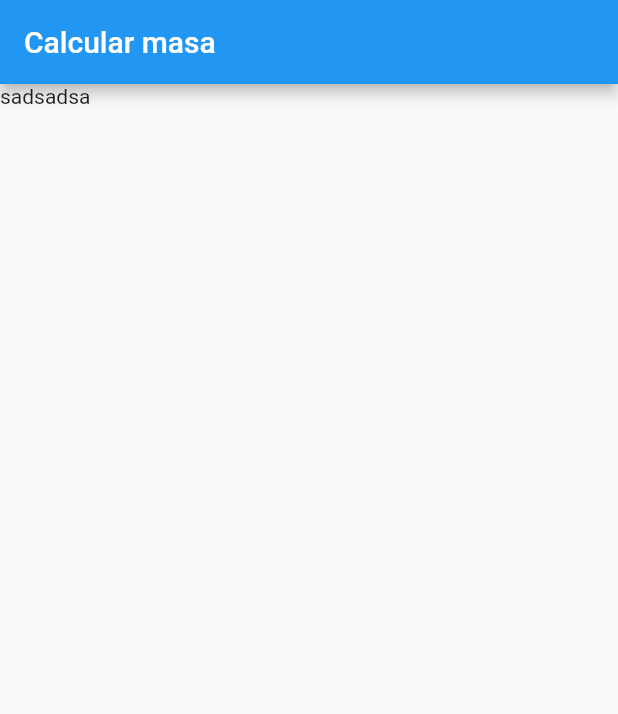
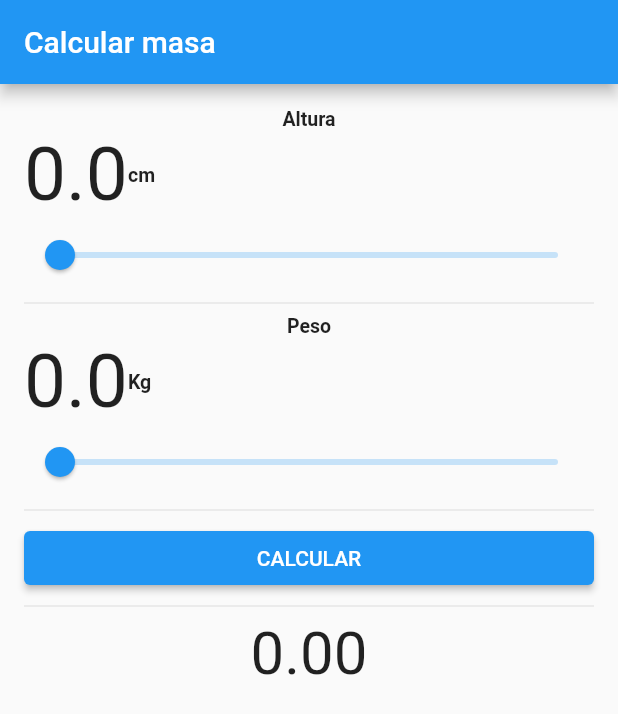
Before and after one commit to flinares610/calcularmasa, a Flutter app: the screen it shows after launch, on a phone screen of 412 x 824 dp. Shown: the top 714 px of the screen. Run offline on Flutter 3.47's test engine with Material 2 defaults, Android fonts, the phone set to English and light mode, and no system bars.

Commit message:
SE REALIZA TODA LA PARTE DE LOGICA

```diff
--- a/lib/main.dart
+++ b/lib/main.dart
@@ -15,6 +15,47 @@ class CalculoMasa extends StatefulWidget {
 }
 
 class _CalculoMasaState extends State<CalculoMasa> {
+  double inAltura = 0;
+  double inKg = 0;
+  double Sumatotal = 0;
+  String tipoPeso = "";
+  String infoPeso = "";
+  bool mostrarImagen = false;
+  var imagAset = "assets/images/normal.png";
+
+  void calculoMasa(medida, peso) {
+    var medidaMetro = medida / 100;
+    Sumatotal = peso / (medidaMetro * medidaMetro);
+  }
+
+  void recomenDieta() {
+    if (Sumatotal <= 18.5) {
+      tipoPeso = "DELGADO";
+      infoPeso =
+          "Comer con más frecuencia, Escoger comidas ricas en nutrientes, Tomar batidos y licuados de frutas";
+      imagAset = "assets/images/delgada.png";
+      mostrarImagen = true;
+    } else if (Sumatotal <= 24.9) {
+      tipoPeso = "NORMAL";
+      infoPeso =
+          "Tiene un peso normal siga así cuidandose su alimentación y comiendo cosas nutritivas.";
+      imagAset = "assets/images/normal.png";
+      mostrarImagen = true;
+    } else if (Sumatotal <= 29.9) {
+      tipoPeso = "SOBREPESO";
+      infoPeso =
+          "Que paso... Debes cuidar mas su salud, cuidado con lo que comes te recomiendo comer mas cosas sanas para regular tu peso y a su vez realizar ejercicios.";
+      imagAset = "assets/images/sobrepeso.png";
+      mostrarImagen = true;
+    } else if (Sumatotal >= 30.0) {
+      tipoPeso = "OBESIDAD";
+      infoPeso =
+          "Se recomienda visitar a un especialista para que te pueda ayudar";
+      imagAset = "assets/images/obesidad.png";
+      mostrarImagen = true;
+    }
+  }
+
   @override
   Widget build(BuildContext context) {
     return SafeArea(
@@ -22,10 +63,138 @@ class _CalculoMasaState extends State<CalculoMasa> {
       appBar: AppBar(
         title: Text("Calcular masa"),
       ),
-      body: Column(
-        children: [
-          Text("sadsadsa"),
-        ],
+      body: Padding(
+        padding: const EdgeInsets.all(16.0),
+        child: Column(
+          children: [
+            Column(
+              children: [
+                Text(
+                  "Altura",
+                  style: TextStyle(fontSize: 13, fontWeight: FontWeight.bold),
+                ),
+                Row(
+                  children: [
+                    Text(
+                      inAltura.toStringAsFixed(1),
+                      style: TextStyle(
+                        fontSize: 50,
+                      ),
+                    ),
+                    Text(
+                      "cm",
+                      style:
+                          TextStyle(fontSize: 13, fontWeight: FontWeight.bold),
+                    )
+                  ],
+                ),
+                Slider(
+                  value: inAltura,
+                  min: 0,
+                  max: 300,
+                  onChanged: (cm) {
+                    inAltura = cm;
+                    setState(() {});
+                  },
+                )
+              ],
+            ),
+            Divider(),
+            Column(
+              children: [
+                Text(
+                  "Peso",
+                  style: TextStyle(fontSize: 13, fontWeight: FontWeight.bold),
+                ),
+                Row(
+                  children: [
+                    Text(
+                      inKg.toStringAsFixed(1),
+                      style: TextStyle(
+                        fontSize: 50,
+                      ),
+                    ),
+                    Text(
+                      "Kg",
+                      style:
+                          TextStyle(fontSize: 13, fontWeight: FontWeight.bold),
+                    )
+                  ],
+                ),
+                Slider(
+                  value: inKg,
+                  min: 0,
+                  max: 500,
+                  onChanged: (kg) {
+                    inKg = kg;
+                    setState(() {});
+                  },
+                )
+              ],
+            ),
+            Divider(),
+            Container(
+                width: double.infinity,
+                child: ElevatedButton(
+                    onPressed: () {
+                      if (inAltura == 0) {
+                        if (inKg == 0) {
+                          Sumatotal = 0;
+                          tipoPeso = "";
+                          infoPeso = "";
+                          mostrarImagen = false;
+                        } else {
+                          Sumatotal = 0;
+                          tipoPeso = "";
+                          infoPeso = "";
+                          mostrarImagen = false;
+                        }
+                      } else {
+                        if (inKg == 0) {
+                          Sumatotal = 0;
+                          tipoPeso = "";
+                          infoPeso = "";
+                          mostrarImagen = false;
+                        } else {
+                          calculoMasa(inAltura, inKg);
+                          recomenDieta();
+                        }
+                      }
+
+                      setState(() {});
+                    },
+                    child: Text("CALCULAR"))),
+            Divider(),
+            Column(
+              children: [
+                Text(
+                  Sumatotal.toStringAsFixed(2),
+                  style: TextStyle(
+                    fontSize: 40,
+                  ),
+                ),
+                Text(tipoPeso,
+                    style: TextStyle(
+                        fontSize: 20,
+                        color: Colors.blue,
+                        fontWeight: FontWeight.bold)),
+                SizedBox(
+                  height: 8,
+                ),
+                Text(infoPeso,
+                    style: TextStyle(
+                        fontSize: 14,
+                        //color: Colors.blue,
+                        fontWeight: FontWeight.bold)),
+                Visibility(
+                  visible:
+                      mostrarImagen, // Controla la visibilidad de la imagen
+                  child: Image.asset(imagAset, width: 200, height: 200),
+                )
+              ],
+            )
+          ],
+        ),
       ),
     ));
   }
--- a/pubspec.yaml
+++ b/pubspec.yaml
@@ -59,8 +59,8 @@ flutter:
   uses-material-design: true
 
   # To add assets to your application, add an assets section, like this:
-  # assets:
-  #   - images/a_dot_burr.jpeg
+  assets:
+    - assets/images/
   #   - images/a_dot_ham.jpeg
 
   # An image asset can refer to one or more resolution-specific "variants", see
```
Also changed, not shown: assets/images/delgada.png (added), assets/images/normal.png (added), assets/images/obesidad.png (added), assets/images/sobrepeso.png (added).
